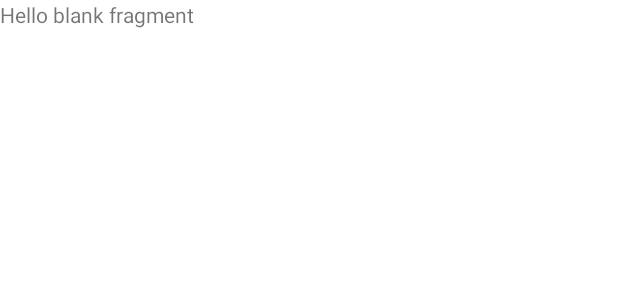
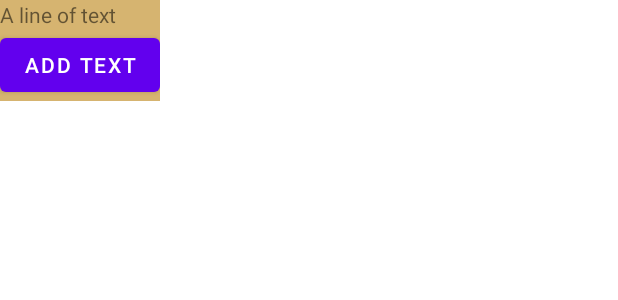
Before and after one commit to MatRaffi/DemoFragment, an Android app: the layout fragment_second.xml on its own in the app's theme, with its tools: preview values and no code run, on a phone screen of 412 x 824 dp. Shown: the top 300 px of the screen. Run offline under Robolectric (Android 15) with nearby library versions, the phone set to English and light mode, and no system bars.

Commit message:
Adding FragmentSecond

```diff
--- a/app/src/main/java/sg/edu/rp/c346/s19024292/demofragment/MainActivity.java
+++ b/app/src/main/java/sg/edu/rp/c346/s19024292/demofragment/MainActivity.java
@@ -20,6 +20,9 @@ public class MainActivity extends AppCompatActivity {
         Fragment f1 = new FragmentFirst();
         ft.replace(R.id.frame1,f1);
 
+        Fragment f2 = new FragmentSecond();
+        ft.replace(R.id.frame2,f2);
+
         ft.commit();
 
     }
--- /dev/null
+++ b/app/src/main/res/layout-land/activity_main.xml
@@ -0,0 +1,6 @@
+<?xml version="1.0" encoding="utf-8"?>
+<androidx.constraintlayout.widget.LinearLayout
+    xmlns:android="http://schemas.android.com/apk/res/android" android:layout_width="match_parent"
+    android:layout_height="match_parent">
+
+</androidx.constraintlayout.widget.LinearLayout>
--- a/app/src/main/res/layout/fragment_second.xml
+++ b/app/src/main/res/layout/fragment_second.xml
@@ -1,14 +1,22 @@
 <?xml version="1.0" encoding="utf-8"?>
-<FrameLayout xmlns:android="http://schemas.android.com/apk/res/android"
+<LinearLayout xmlns:android="http://schemas.android.com/apk/res/android"
     xmlns:tools="http://schemas.android.com/tools"
-    android:layout_width="match_parent"
-    android:layout_height="match_parent"
+    android:layout_width="wrap_content"
+    android:layout_height="wrap_content"
+    android:background="#D6B470"
+    android:orientation="vertical"
     tools:context=".FragmentSecond">
 
-    <!-- TODO: Update blank fragment layout -->
     <TextView
-        android:layout_width="match_parent"
-        android:layout_height="match_parent"
-        android:text="@string/hello_blank_fragment" />
+        android:id="@+id/tvFrag2"
+        android:layout_width="wrap_content"
+        android:layout_height="wrap_content"
+        android:text="A line of text" />
 
-</FrameLayout>
+    <Button
+        android:id="@+id/btnAddTextFrag2"
+        android:layout_width="wrap_content"
+        android:layout_height="wrap_content"
+        android:text="Add Text" />
+
+</LinearLayout>
```
Also changed, not shown: app/src/main/java/sg/edu/rp/c346/s19024292/demofragment/FragmentFirst.java (+4 -47 lines), app/src/main/java/sg/edu/rp/c346/s19024292/demofragment/FragmentSecond.java (+15 -41 lines), app/src/main/res/layout/activity_main.xml (+10 -1 lines), app/src/main/res/layout/fragment_first.xml (+8 -11 lines).
